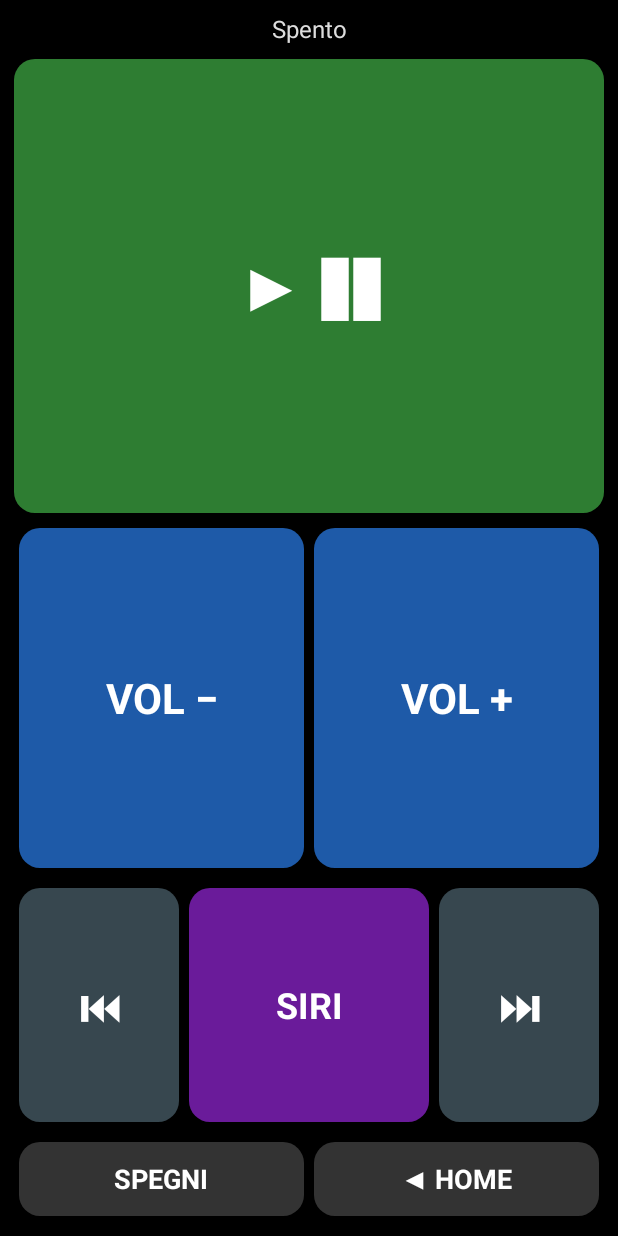
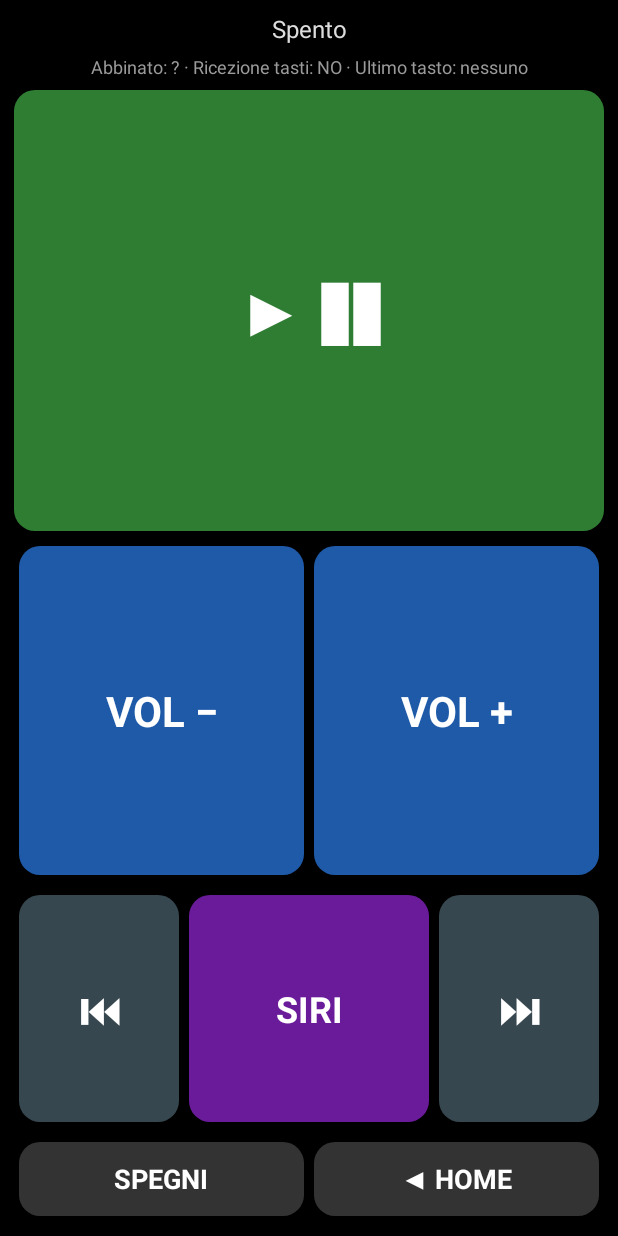
Before and after one commit to lorenzogallani-ai/moto-nav, an Android app: the RemoteActivity screen opened directly, with no data from a screen before it, on a phone screen of 412 x 824 dp. Run offline under Robolectric (Android 15) with nearby library versions, the phone set to English and light mode, and no system bars.

Commit message:
Telecomando: riga di diagnosi (abbinamento, ricezione tasti, ultimo tasto)
Co-Authored-By: Claude Opus 5.5 <noreply@anthropic.com>
Claude-Session: https://claude.ai/code/session_01H7ojM8b8W1S2BiJsCF4SHU

```diff
--- a/app/src/main/java/it/lorenzo/motonav/RemoteActivity.java
+++ b/app/src/main/java/it/lorenzo/motonav/RemoteActivity.java
@@ -21,7 +21,7 @@ import android.widget.TextView;
 public class RemoteActivity extends Activity {
 
     private static final int ORANGE = 0xFFFF8C00;
-    private TextView statusView;
+    private TextView statusView, diagView;
     private final Handler h = new Handler(Looper.getMainLooper());
     private final Runnable refresh = this::showStatus;
 
@@ -39,6 +39,12 @@ public class RemoteActivity extends Activity {
         statusView.setGravity(Gravity.CENTER);
         statusView.setPadding(dp(4), dp(4), dp(4), dp(6));
         root.addView(statusView, new LinearLayout.LayoutParams(-1, -2));
+        diagView = new TextView(this);
+        diagView.setTextColor(0xFF9A9A9A);
+        diagView.setTextSize(TypedValue.COMPLEX_UNIT_SP, 12);
+        diagView.setGravity(Gravity.CENTER);
+        diagView.setPadding(dp(4), 0, dp(4), dp(4));
+        root.addView(diagView, new LinearLayout.LayoutParams(-1, -2));
 
         // play / pausa: il tasto più grande, comodo coi guanti
         TextView play = button("▶ ❚❚", 0xFF2E7D32, 44);
@@ -112,6 +118,7 @@ public class RemoteActivity extends Activity {
     private void showStatus() {
         statusView.setText(RemoteService.status);
         statusView.setTextColor(RemoteService.connected ? 0xFF81C784 : 0xFFDDDDDD);
+        diagView.setText(RemoteService.diag());
     }
 
     /** Tenendo premuto il volume, continua a salire/scendere. */
--- a/app/src/main/java/it/lorenzo/motonav/RemoteService.java
+++ b/app/src/main/java/it/lorenzo/motonav/RemoteService.java
@@ -91,6 +91,10 @@ public class RemoteService extends Service {
     static volatile String status = "Spento";
     static volatile boolean connected = false;
     static volatile Runnable listener;
+    // diagnosi mostrata nella schermata ♪
+    static volatile boolean notifyOn = false;
+    static volatile String lastSend = "nessuno";
+    static volatile int keyCount = 0;
     static RemoteService instance;
 
     private final Handler h = new Handler(Looper.getMainLooper());
@@ -348,9 +352,29 @@ public class RemoteService extends Service {
     private void send(byte v) {
         try {
             report.setValue(new byte[]{v});
-            server.notifyCharacteristicChanged(device, report, false);
+            boolean ok = server.notifyCharacteristicChanged(device, report, false);
+            if (v != 0) {
+                keyCount++;
+                lastSend = ok ? "partito (" + keyCount + ")" : "rifiutato da Android";
+                Runnable l = listener;
+                if (l != null) h.post(l);
+            }
+        } catch (Exception e) {
+            lastSend = "errore: " + e.getMessage();
+        }
+    }
+
+    /** Riga di diagnosi: abbinamento, ricezione tasti attivata dall'iPhone, ultimo tasto. */
+    static String diag() {
+        RemoteService s = instance;
+        String bonded = "?";
+        try {
+            if (s != null && s.device != null)
+                bonded = s.device.getBondState() == BluetoothDevice.BOND_BONDED ? "sì" : "NO";
         } catch (Exception ignored) {
         }
+        return "Abbinato: " + bonded + " · Ricezione tasti: " + (notifyOn ? "sì" : "NO")
+                + " · Ultimo tasto: " + lastSend;
     }
 
     static void key(android.content.Context c, int bits) {
@@ -415,6 +439,12 @@ public class RemoteService extends Service {
         public void onDescriptorWriteRequest(BluetoothDevice dev, int id, BluetoothGattDescriptor d,
                                              boolean prepared, boolean needResponse, int offset, byte[] value) {
             if (value != null) d.setValue(value);
+            if (CCCD.equals(d.getUuid()) && d.getCharacteristic() != null
+                    && HID_REPORT.equals(d.getCharacteristic().getUuid()) && value != null && value.length > 0) {
+                notifyOn = (value[0] & 0x01) != 0;
+                Runnable l = listener;
+                if (l != null) h.post(l);
+            }
             if (needResponse && server != null) server.sendResponse(dev, id, BluetoothGatt.GATT_SUCCESS, 0, null);
         }
     };
```
